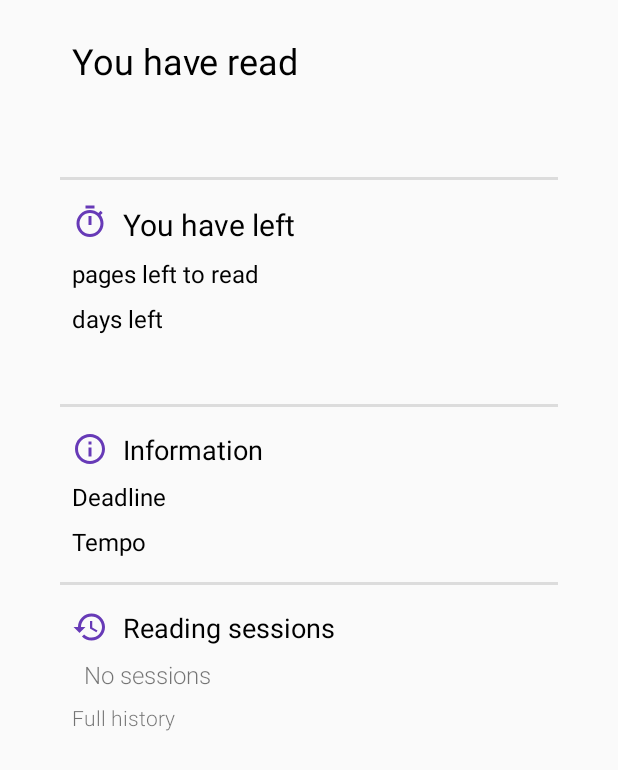
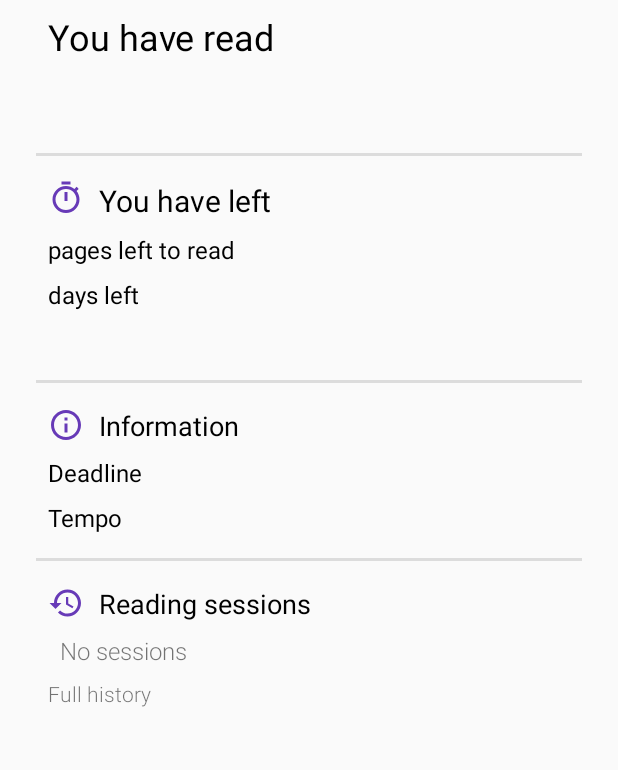
Before and after one commit to BartlomiejRasztabiga/readme-app, an Android app: the layout bookdetail_frag.xml on its own in the app's theme, with its tools: preview values and no code run, on a phone screen of 412 x 824 dp. Shown: the top 770 px of the screen. Run offline under Robolectric (Android 15) with nearby library versions, the phone set to English and light mode, and no system bars.

Commit message:
Fix ScrollView margins

```diff
--- a/app/app/src/main/res/layout/bookdetail_frag.xml
+++ b/app/app/src/main/res/layout/bookdetail_frag.xml
@@ -14,8 +14,7 @@
   ~ limitations under the License.
   -->
 <layout xmlns:android="http://schemas.android.com/apk/res/android"
-    xmlns:app="http://schemas.android.com/apk/res-auto"
-    xmlns:tools="http://schemas.android.com/tools">
+    xmlns:app="http://schemas.android.com/apk/res-auto">
 
     <data>
 
@@ -39,10 +38,6 @@
         <android.support.constraint.ConstraintLayout
             android:layout_width="match_parent"
             android:layout_height="wrap_content"
-            android:layout_marginBottom="@dimen/activity_vertical_margin"
-            android:layout_marginLeft="@dimen/activity_horizontal_margin"
-            android:layout_marginRight="@dimen/activity_horizontal_margin"
-            android:layout_marginTop="@dimen/activity_vertical_margin"
             android:visibility="@{viewmodel.dataAvailable ? View.VISIBLE : View.GONE}">
 
             <LinearLayout
@@ -384,7 +379,6 @@
                     android:layout_height="wrap_content"
                     android:divider="@null"
                     android:dividerHeight="0dp"
-                    android:nestedScrollingEnabled="true"
                     android:visibility="@{viewmodel.emptySessions ? View.GONE : View.VISIBLE}"
                     app:sessions="@{viewmodel.lastSessions}" />
 
@@ -403,6 +397,7 @@
                     android:id="@+id/full_history_message"
                     android:layout_width="wrap_content"
                     android:layout_height="wrap_content"
+                    android:layout_marginBottom="16dp"
                     android:layout_marginTop="8dp"
                     android:clickable="true"
                     android:focusable="true"
```
